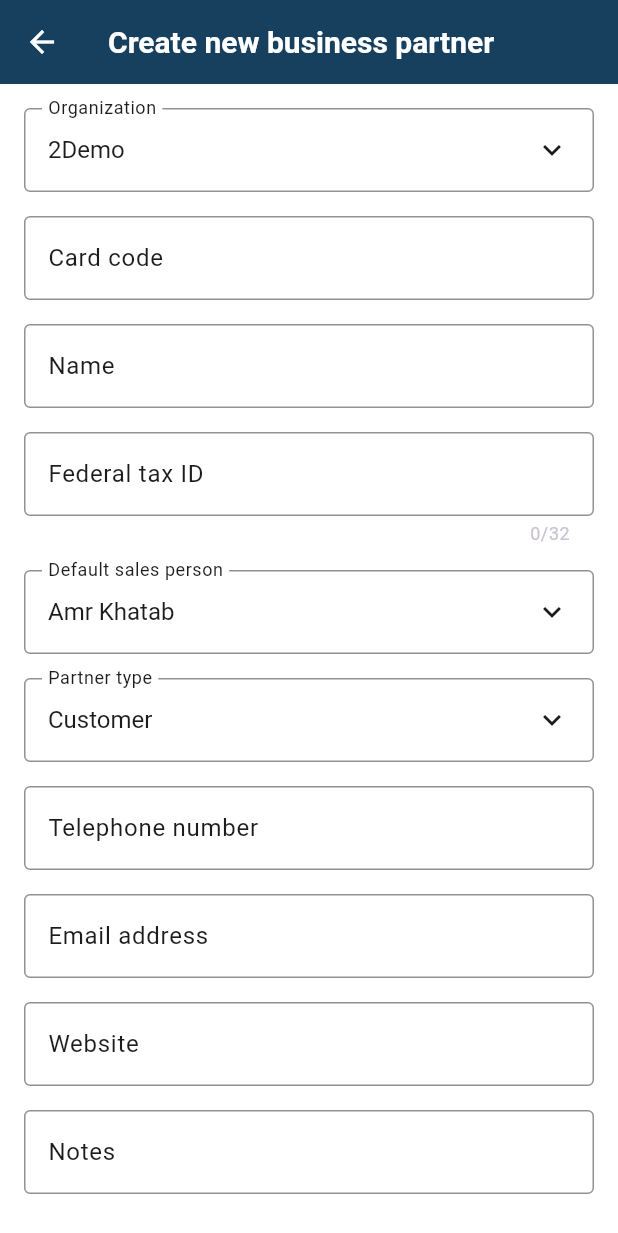
After one commit to AliRaouf/Revival, a Flutter app: the NewBusinessPartnerPage screen opened directly, on a phone screen of 412 x 824 dp. The commit adds this screen. Shown: the top 1233 px of the screen. Run offline on Flutter 3.47's test engine with Material 3 defaults, Android fonts, the phone set to English and light mode, and no system bars; network calls fail.

Commit message:
Abouzaid: Making a business partner btn and create BP Page

```diff
--- /dev/null
+++ b/lib/features/business_partners/presentation/view/business_partner_view.dart
@@ -0,0 +1,100 @@
+import 'package:flutter/material.dart';
+
+class NewBusinessPartnerPage extends StatelessWidget {
+  NewBusinessPartnerPage({super.key});
+
+  final Color _primaryTextColor = Color(0xFF1C1C1C); // Dark, readable
+
+  @override
+  Widget build(BuildContext context) {
+    return Scaffold(
+      backgroundColor: Colors.white,
+      appBar: AppBar(
+        title: const Text("Create new business partner"),
+        backgroundColor: const Color(0xFF17405E), // Blue-gray
+        iconTheme: const IconThemeData(color: Colors.white),
+        titleTextStyle: const TextStyle(
+          color: Colors.white,
+          fontSize: 20,
+          fontWeight: FontWeight.w600,
+        ),
+      ),
+      body: SingleChildScrollView(
+        padding: const EdgeInsets.all(16),
+        child: DefaultTextStyle(
+          style: TextStyle(color: _primaryTextColor),
+          child: Column(
+            crossAxisAlignment: CrossAxisAlignment.start,
+            children: [
+              _buildDropdownField("Organization", "2Demo"),
+              _buildTextField("Card code"),
+              _buildTextField("Name"),
+              _buildTextField("Federal tax ID", counterText: "0/32"),
+              _buildDropdownField("Default sales person", "Amr Khatab"),
+              _buildDropdownField("Partner type", "Customer"),
+              _buildTextField("Telephone number"),
+              _buildTextField("Email address"),
+              _buildTextField("Website"),
+              _buildTextField("Notes"),
+              const SizedBox(height: 16),
+              Text(
+                "Contact",
+                style: TextStyle(
+                  fontWeight: FontWeight.bold,
+                  fontSize: 16,
+                  color: _primaryTextColor,
+                ),
+              ),
+              const SizedBox(height: 8),
+              Row(
+                children: [
+                  Expanded(child: _buildTextField("First name")),
+                  const SizedBox(width: 12),
+                  Expanded(child: _buildTextField("Last name")),
+                ],
+              ),
+            ],
+          ),
+        ),
+      ),
+    );
+  }
+
+  Widget _buildTextField(String label, {String? counterText}) {
+    return Padding(
+      padding: const EdgeInsets.only(bottom: 16),
+      child: TextField(
+        style: const TextStyle(color: Color(0xFF1C1C1C)),
+        decoration: InputDecoration(
+          labelText: label,
+          labelStyle: const TextStyle(color: Color(0xFF1C1C1C)),
+          border: const OutlineInputBorder(),
+          counterText: counterText ?? '',
+        ),
+      ),
+    );
+  }
+
+  Widget _buildDropdownField(String label, String value) {
+    return Padding(
+      padding: const EdgeInsets.only(bottom: 16),
+      child: InputDecorator(
+        decoration: InputDecoration(
+          labelText: label,
+          labelStyle: const TextStyle(color: Color(0xFF1C1C1C)),
+          border: const OutlineInputBorder(),
+        ),
+        child: Row(
+          mainAxisAlignment: MainAxisAlignment.spaceBetween,
+          children: [
+            Text(
+              value,
+              style: const TextStyle(fontSize: 16, color: Color(0xFF1C1C1C)),
+            ),
+            const Icon(Icons.keyboard_arrow_down, color: Color(0xFF1C1C1C)),
+          ],
+        ),
+      ),
+    );
+  }
+}
--- a/lib/features/dashboard/presentation/views/dashboard_page.dart
+++ b/lib/features/dashboard/presentation/views/dashboard_page.dart
@@ -1,6 +1,6 @@
 import 'package:flutter/material.dart';
+import 'package:revival/features/business_partners/presentation/view/business_partner_view.dart';
 import 'package:revival/features/order/presentation/views/open_orders.dart';
-
 
 class DashBoard extends StatelessWidget {
   const DashBoard({super.key});
@@ -15,6 +15,11 @@ class DashBoard extends StatelessWidget {
     final horizontalPadding = isTablet ? screenWidth * 0.05 : 0.0;
 
     final menuItems = [
+      {
+        'title': 'Add Business Partner',
+        'icon': Icons.list_alt_rounded,
+        'page': NewBusinessPartnerPage(),
+      },
       {
         'title': 'Orders',
         'icon': Icons.list_alt_rounded,
```
